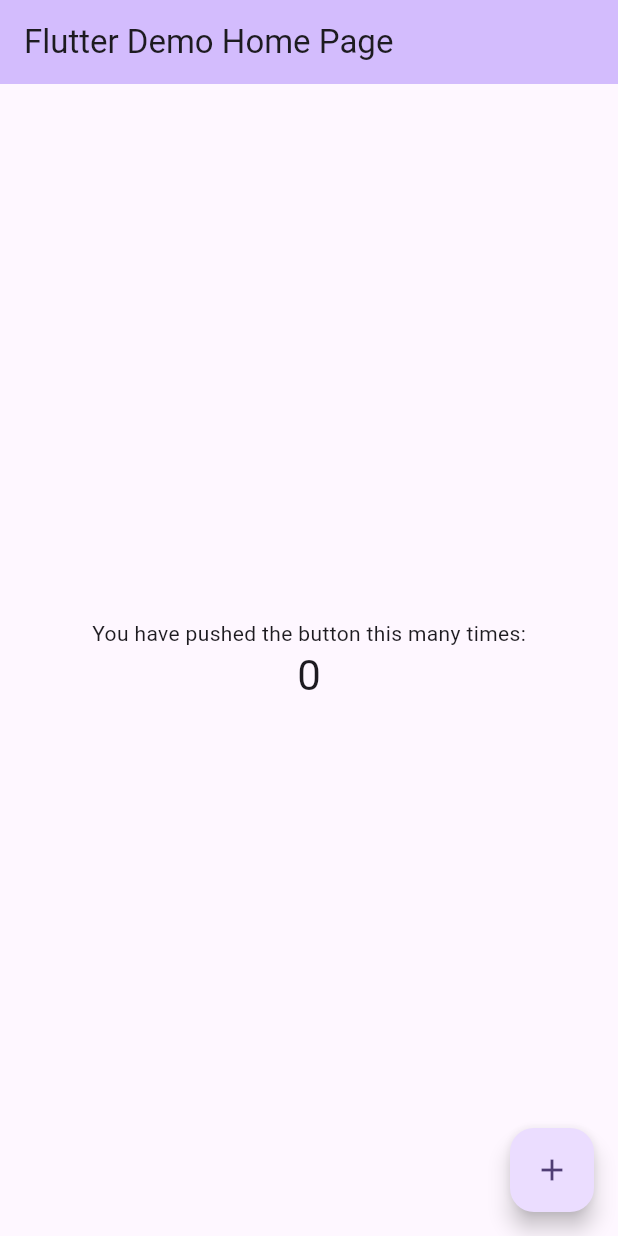
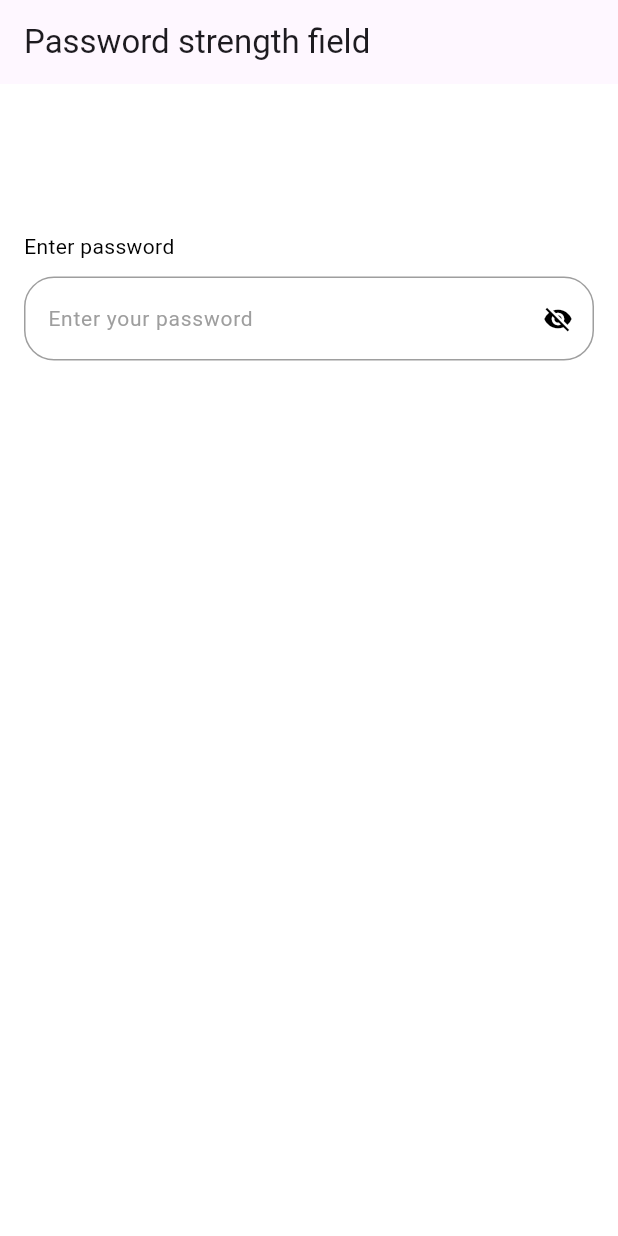
Before and after one commit to DivyanshArya09/password_strength__field, a Flutter app: the screen it shows after launch, on a phone screen of 412 x 824 dp. Run offline on Flutter 3.47's test engine with Material 3 defaults, Android fonts, the phone set to English and light mode, and no system bars.

Commit message:
Added password text field

```diff
--- /dev/null
+++ b/lib/custom_text_field.dart
@@ -0,0 +1,320 @@
+import 'dart:async';
+
+import 'package:flutter/material.dart';
+import 'package:password_strength__field/strenght_validator.dart';
+import 'package:password_strength__field/text_field_enums.dart';
+
+enum BorderType {
+  underline,
+  filled,
+}
+
+class CustomTextField extends StatefulWidget {
+  final String? errorText;
+  final FocusNode? nextFocus;
+  final TextStyle? inputStyle;
+  final bool enableBorder;
+  final TextEditingController controller;
+  final double? height;
+  final Color? titleColor;
+  final bool? readOnly;
+  final double? borderRadius;
+  final TextInputAction? textInputAction;
+  final String? Function(String?)? validator;
+  final BorderType? borderType;
+  final FocusNode? focusNode;
+  final Widget? prefix;
+  final Widget? suffix;
+  final int? maxLength;
+  final TextInputType? keyboardType;
+  final bool? isPasswordField;
+  final String? hint;
+  final String? label;
+  final bool autoFocus;
+  final ValueChanged<String>? onChanged;
+  final bool disabled;
+  final Color? fillColor;
+  final EdgeInsets? scrollPadding;
+  final TextCapitalization textCapitalization;
+  final int? maxLines;
+  final int? minLines;
+  final void Function(String)? onSubmitted;
+  final String? title;
+  final String? prefixText;
+  final IconData? prefixIcon;
+  final VoidCallback? onTap;
+  final Color? borderColor;
+  final Function(PasswordValidationStatus?)? onPasswordChanged;
+
+  const CustomTextField({
+    super.key,
+    required this.controller,
+    this.validator,
+    this.focusNode,
+    this.inputStyle,
+    this.prefix,
+    this.onPasswordChanged,
+    this.isPasswordField = false,
+    this.nextFocus,
+    this.suffix,
+    this.readOnly,
+    this.borderColor,
+    this.textInputAction,
+    this.maxLength,
+    this.keyboardType,
+    this.borderType = BorderType.filled,
+    this.hint,
+    this.label,
+    this.maxLines,
+    this.minLines,
+    this.height = 50,
+    this.borderRadius = 20,
+    this.errorText,
+    this.onTap,
+    this.onChanged,
+    this.autoFocus = false,
+    this.disabled = false,
+    this.fillColor = Colors.white,
+    this.textCapitalization = TextCapitalization.none,
+    this.scrollPadding,
+    this.onSubmitted,
+    this.titleColor = Colors.black,
+    this.title,
+    this.prefixText,
+    this.prefixIcon,
+    this.enableBorder = true,
+  });
+
+  @override
+  State<CustomTextField> createState() => _CustomTextFieldState();
+}
+
+class _CustomTextFieldState extends State<CustomTextField> {
+  late StreamController<bool> _obscureTextController;
+  late StreamController<PasswordValidationStatus> _passwordStrengthController;
+
+  @override
+  void initState() {
+    _obscureTextController = StreamController<bool>.broadcast();
+    _passwordStrengthController =
+        StreamController<PasswordValidationStatus>.broadcast();
+    super.initState();
+  }
+
+  @override
+  void dispose() {
+    _obscureTextController.close();
+    _passwordStrengthController.close();
+    super.dispose();
+  }
+
+  @override
+  Widget build(BuildContext context) {
+    if (widget.isPasswordField! && widget.validator != null) {
+      throw ArgumentError(
+          'isPasswordField can\'t be true if validator is not null because the password strength indicator will not work properly ');
+    }
+    return widget.isPasswordField! ? _buildPasswordField() : _buildTextField();
+  }
+
+  Widget _buildPasswordField() {
+    return StreamBuilder<bool>(
+      stream: _obscureTextController.stream,
+      builder: (context, snapshot) {
+        return Column(
+          crossAxisAlignment: CrossAxisAlignment.start,
+          children: [
+            _buildTextField(obscureText: snapshot.data ?? false),
+            const SizedBox(
+              height: 10,
+            ),
+            _buildPasswordStrengthIndicator(),
+          ],
+        );
+      },
+    );
+  }
+
+  Widget _buildPasswordStrengthIndicator() {
+    return StreamBuilder<PasswordValidationStatus>(
+      stream: _passwordStrengthController.stream,
+      builder: (context, snapshot) {
+        if (snapshot.hasData && widget.controller.text.isNotEmpty) {
+          return Column(
+            crossAxisAlignment: CrossAxisAlignment.start,
+            children: [
+              Row(
+                mainAxisAlignment: MainAxisAlignment.spaceBetween,
+                children: [
+                  SizedBox(
+                    height: 5,
+                    width: MediaQuery.of(context).size.width * .35,
+                    child: LinearProgressIndicator(
+                      borderRadius: const BorderRadius.all(Radius.circular(10)),
+                      value: snapshot.data!.score,
+                      color: snapshot.data!.color,
+                    ),
+                  ),
+                  const Spacer(),
+                  Text(
+                    snapshot.data!.value,
+                    style: Theme.of(context).textTheme.bodySmall?.copyWith(
+                          color: snapshot.data!.color,
+                        ),
+                  ),
+                ],
+              ),
+              SizedBox(
+                width: MediaQuery.of(context).size.width * .6,
+                height: 22,
+                child: FittedBox(
+                  fit: BoxFit.contain,
+                  alignment: Alignment.centerLeft,
+                  child: Row(
+                    mainAxisSize: MainAxisSize.min,
+                    crossAxisAlignment: CrossAxisAlignment.center,
+                    mainAxisAlignment: MainAxisAlignment.center,
+                    children: [
+                      snapshot.data!.icon,
+                      const SizedBox(width: 5),
+                      Text(
+                        snapshot.data!.message,
+                        style: Theme.of(context).textTheme.bodySmall?.copyWith(
+                              color: snapshot.data ==
+                                      PasswordValidationStatus.MEDIUM
+                                  ? Colors.purple
+                                  : snapshot.data!.color,
+                              fontWeight: FontWeight.w600,
+                            ),
+                      ),
+                    ],
+                  ),
+                ),
+              ),
+            ],
+          );
+        }
+        return const SizedBox.shrink();
+      },
+    );
+  }
+
+  Widget _buildTextField({bool obscureText = false}) {
+    return Column(
+      crossAxisAlignment: CrossAxisAlignment.start,
+      children: [
+        if (widget.title != null && widget.title!.isNotEmpty) ...[
+          Text(widget.title!,
+              style: Theme.of(context)
+                  .textTheme
+                  .bodyMedium
+                  ?.copyWith(color: widget.titleColor)),
+          const SizedBox(
+            height: 10,
+          ),
+        ],
+        InkWell(
+          onTap: widget.onTap,
+          child: TextFormField(
+            style: widget.inputStyle,
+            controller: widget.controller,
+            obscuringCharacter: '*',
+            obscureText: obscureText,
+            validator: widget.validator,
+            onTap: widget.onTap,
+            focusNode: widget.focusNode,
+            buildCounter: (context,
+                {required currentLength, required isFocused, maxLength}) {
+              return null;
+            },
+            textInputAction: widget.textInputAction,
+            maxLength: widget.maxLength,
+            keyboardType: widget.keyboardType,
+            readOnly: widget.readOnly ?? false,
+            maxLines: widget.isPasswordField! ? 1 : widget.maxLines ?? 1,
+            minLines: widget.minLines ?? 1,
+            onChanged: (value) {
+              if (widget.isPasswordField!) {
+                var status = Validators.checkStrength(value);
+                widget.onPasswordChanged!(status);
+                _passwordStrengthController.sink.add(status);
+              }
+              if (widget.onChanged != null) {
+                widget.onChanged!(value);
+              }
+            },
+            onFieldSubmitted: (val) {
+              if (widget.onSubmitted != null) {
+                widget.onSubmitted!(val);
+              }
+              if (widget.nextFocus == null) {
+                widget.focusNode?.unfocus();
+              } else {
+                print(
+                    '===========Requesting for focus========================');
+                widget.nextFocus?.requestFocus();
+              }
+            },
+            textCapitalization: widget.textCapitalization,
+            scrollPadding: widget.scrollPadding ?? EdgeInsets.zero,
+            autofocus: widget.autoFocus,
+            enabled: !widget.disabled,
+            decoration: InputDecoration(
+              contentPadding: widget.borderType! == BorderType.underline
+                  ? const EdgeInsets.symmetric(horizontal: 0)
+                  : null,
+              border: widget.borderType! == BorderType.underline
+                  ? _buildUnderLineBorder()
+                  : null,
+              disabledBorder: widget.borderType! == BorderType.underline
+                  ? _buildUnderLineBorder()
+                  : null,
+              enabledBorder: widget.borderType! == BorderType.underline
+                  ? _buildUnderLineBorder()
+                  : null,
+              focusedBorder: widget.borderType! == BorderType.underline
+                  ? _buildUnderLineBorder(
+                      color: Colors.purple,
+                    )
+                  : null,
+              prefixIcon:
+                  widget.prefixIcon != null ? Icon(widget.prefixIcon) : null,
+              fillColor: widget.borderType! == BorderType.underline
+                  ? Colors.transparent
+                  : null,
+              prefixText: widget.prefixText,
+              labelText: widget.label,
+              hintText: widget.hint,
+              errorText: widget.errorText,
+              suffixIcon: widget.isPasswordField!
+                  ? _buildPassWordSuffix(obscureText)
+                  : widget.suffix,
+              errorStyle: const TextStyle(color: Colors.red),
+            ),
+          ),
+        ),
+      ],
+    );
+  }
+
+  _buildUnderLineBorder({Color? color = Colors.grey}) {
+    return UnderlineInputBorder(
+      borderSide: BorderSide(
+        color: color!,
+      ),
+    );
+  }
+
+  Widget _buildPassWordSuffix(bool obscureText) {
+    return GestureDetector(
+      onTap: () {
+        _obscureTextController.sink.add(!obscureText);
+      },
+      child: Icon(
+        obscureText ? Icons.remove_red_eye : Icons.visibility_off,
+        color: Colors.black,
+        size: 20,
+      ),
+    );
+  }
+}
--- /dev/null
+++ b/lib/input_theme.dart
@@ -0,0 +1,27 @@
+import 'package:flutter/material.dart';
+
+class CustomTextFieldTheme {
+  static InputDecorationTheme get light => InputDecorationTheme(
+        filled: true,
+        border: _buildOutlineInputBorder(color: Colors.grey),
+        fillColor: Colors.white,
+        enabledBorder: _buildOutlineInputBorder(),
+        focusedBorder: _buildOutlineInputBorder(
+          color: Colors.purple,
+        ),
+        errorBorder: _buildOutlineInputBorder(color: Colors.red),
+        focusedErrorBorder: _buildOutlineInputBorder(color: Colors.red),
+        hintStyle: const TextStyle(
+          color: Colors.grey,
+          fontSize: 14,
+          fontWeight: FontWeight.w400,
+        ),
+      );
+
+  static _buildOutlineInputBorder({Color? color = Colors.grey}) {
+    return OutlineInputBorder(
+      borderRadius: BorderRadius.circular(20.0),
+      borderSide: BorderSide(color: color!, width: 1),
+    );
+  }
+}
--- a/lib/main.dart
+++ b/lib/main.dart
@@ -1,4 +1,6 @@
 import 'package:flutter/material.dart';
+import 'package:password_strength__field/custom_text_field.dart';
+import 'package:password_strength__field/input_theme.dart';
 
 void main() {
   runApp(const MyApp());
@@ -7,119 +9,70 @@
 class MyApp extends StatelessWidget {
   const MyApp({super.key});
 
-  // This widget is the root of your application.
   @override
   Widget build(BuildContext context) {
     return MaterialApp(
+      debugShowCheckedModeBanner: false,
       title: 'Flutter Demo',
       theme: ThemeData(
-        // This is the theme of your application.
-        //
-        // TRY THIS: Try running your application with "flutter run". You'll see
-        // the application has a purple toolbar. Then, without quitting the app,
-        // try changing the seedColor in the colorScheme below to Colors.green
-        // and then invoke "hot reload" (save your changes or press the "hot
-        // reload" button in a Flutter-supported IDE, or press "r" if you used
-        // the command line to start the app).
-        //
-        // Notice that the counter didn't reset back to zero; the application
-        // state is not lost during the reload. To reset the state, use hot
-        // restart instead.
-        //
-        // This works for code too, not just values: Most code changes can be
-        // tested with just a hot reload.
         colorScheme: ColorScheme.fromSeed(seedColor: Colors.deepPurple),
         useMaterial3: true,
+        inputDecorationTheme: CustomTextFieldTheme.light,
       ),
-      home: const MyHomePage(title: 'Flutter Demo Home Page'),
+      home: const HomePage(),
     );
   }
 }
 
-class MyHomePage extends StatefulWidget {
-  const MyHomePage({super.key, required this.title});
-
-  // This widget is the home page of your application. It is stateful, meaning
-  // that it has a State object (defined below) that contains fields that affect
-  // how it looks.
-
-  // This class is the configuration for the state. It holds the values (in this
-  // case the title) provided by the parent (in this case the App widget) and
-  // used by the build method of the State. Fields in a Widget subclass are
-  // always marked "final".
-
-  final String title;
+class HomePage extends StatefulWidget {
+  const HomePage({super.key});
 
   @override
-  State<MyHomePage> createState() => _MyHomePageState();
+  State<HomePage> createState() => _HomePageState();
 }
 
-class _MyHomePageState extends State<MyHomePage> {
-  int _counter = 0;
+class _HomePageState extends State<HomePage> {
+  late TextEditingController _passwordTC;
 
-  void _incrementCounter() {
-    setState(() {
-      // This call to setState tells the Flutter framework that something has
-      // changed in this State, which causes it to rerun the build method below
-      // so that the display can reflect the updated values. If we changed
-      // _counter without calling setState(), then the build method would not be
-      // called again, and so nothing would appear to happen.
-      _counter++;
-    });
+  @override
+  void initState() {
+    _passwordTC = TextEditingController();
+    super.initState();
+  }
+
+  @override
+  void dispose() {
+    _passwordTC.dispose();
+    super.dispose();
   }
 
   @override
   Widget build(BuildContext context) {
-    // This method is rerun every time setState is called, for instance as done
-    // by the _incrementCounter method above.
-    //
-    // The Flutter framework has been optimized to make rerunning build methods
-    // fast, so that you can just rebuild anything that needs updating rather
-    // than having to individually change instances of widgets.
     return Scaffold(
       appBar: AppBar(
-        // TRY THIS: Try changing the color here to a specific color (to
-        // Colors.amber, perhaps?) and trigger a hot reload to see the AppBar
-        // change color while the other colors stay the same.
-        backgroundColor: Theme.of(context).colorScheme.inversePrimary,
-        // Here we take the value from the MyHomePage object that was created by
-        // the App.build method, and use it to set our appbar title.
-        title: Text(widget.title),
+        title: const Text('Password strength field'),
       ),
-      body: Center(
-        // Center is a layout widget. It takes a single child and positions it
-        // in the middle of the parent.
+      body: Container(
+        color: Colors.white,
+        height: MediaQuery.of(context).size.height,
+        width: MediaQuery.of(context).size.width,
+        padding: const EdgeInsets.all(16),
         child: Column(
-          // Column is also a layout widget. It takes a list of children and
-          // arranges them vertically. By default, it sizes itself to fit its
-          // children horizontally, and tries to be as tall as its parent.
-          //
-          // Column has various properties to control how it sizes itself and
-          // how it positions its children. Here we use mainAxisAlignment to
-          // center the children vertically; the main axis here is the vertical
-          // axis because Columns are vertical (the cross axis would be
-          // horizontal).
-          //
-          // TRY THIS: Invoke "debug painting" (choose the "Toggle Debug Paint"
-          // action in the IDE, or press "p" in the console), to see the
-          // wireframe for each widget.
-          mainAxisAlignment: MainAxisAlignment.center,
-          children: <Widget>[
-            const Text(
-              'You have pushed the button this many times:',
+          mainAxisSize: MainAxisSize.min,
+          children: [
+            SizedBox(
+              height: MediaQuery.of(context).size.height * .1,
             ),
-            Text(
-              '$_counter',
-              style: Theme.of(context).textTheme.headlineMedium,
+            CustomTextField(
+              hint: 'Enter your password',
+              onPasswordChanged: (p0) {},
+              title: 'Enter password',
+              controller: _passwordTC,
+              isPasswordField: true,
             ),
           ],
         ),
       ),
-      floatingActionButton: FloatingActionButton(
-        onPressed: _incrementCounter,
-        tooltip: 'Increment',
-        child: const Icon(Icons.add),
-      ), // This trailing comma makes auto-formatting nicer for build methods.
     );
   }
 }
```
Also changed, not shown: lib/strenght_validator.dart (added, +109 -0 lines), lib/text_field_enums.dart (added, +85 -0 lines).
